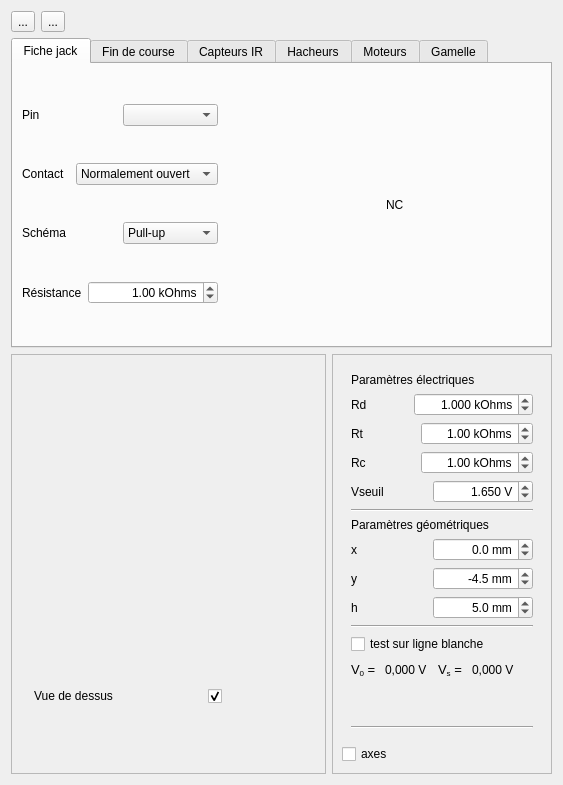
Old version of the form gamel.ui in the repository YGuinand/EspSimu.
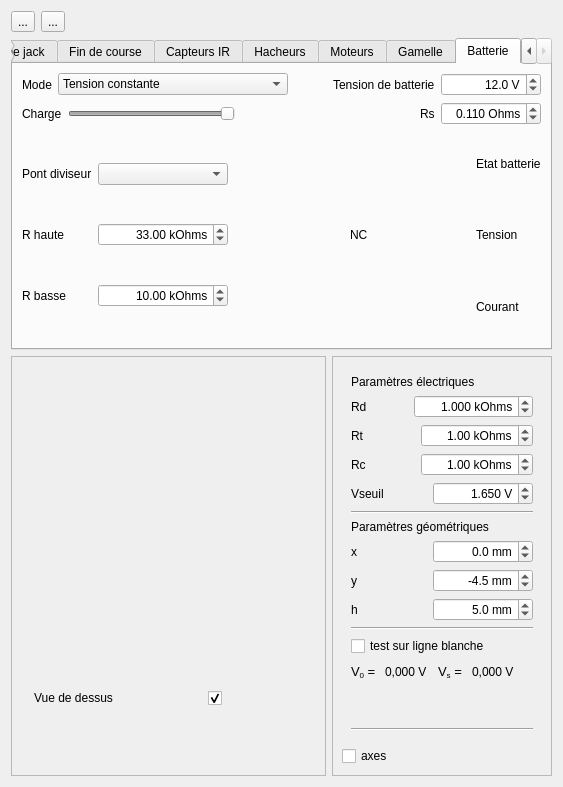
New version of the form. The open tabs and pages were chosen to show the change. Icons and pictures are not drawn.

Commit message: Batterie : mode batterie (SOC, poweroff popup), resistance serie, pont diviseur J2

What changed in the file:
```diff
--- a/gamel.ui
+++ b/gamel.ui
@@ -7,7 +7,7 @@
     <x>0</x>
     <y>0</y>
     <width>549</width>
-    <height>785</height>
+    <height>787</height>
    </rect>
   </property>
   <property name="sizePolicy">
@@ -1818,45 +1818,6 @@
            </item>
           </layout>
          </item>
-         <item>
-          <layout class="QHBoxLayout" name="horizontalLayout_33">
-           <item>
-            <widget class="QLabel" name="labelVbat">
-             <property name="text">
-              <string>Tension de batterie</string>
-             </property>
-            </widget>
-           </item>
-           <item>
-            <widget class="QDoubleSpinBox" name="doubleVbat">
-             <property name="minimumSize">
-              <size>
-               <width>100</width>
-               <height>0</height>
-              </size>
-             </property>
-             <property name="alignment">
-              <set>Qt::AlignmentFlag::AlignRight|Qt::AlignmentFlag::AlignTrailing|Qt::AlignmentFlag::AlignVCenter</set>
-             </property>
-             <property name="suffix">
-              <string> V</string>
-             </property>
-             <property name="decimals">
-              <number>1</number>
-             </property>
-             <property name="maximum">
-              <double>50.000000000000000</double>
-             </property>
-             <property name="singleStep">
-              <double>1.000000000000000</double>
-             </property>
-             <property name="value">
-              <double>12.000000000000000</double>
-             </property>
-            </widget>
-           </item>
-          </layout>
-         </item>
          <item>
           <layout class="QHBoxLayout" name="horizontalLayout_36">
            <item>
@@ -1939,6 +1900,380 @@
        </item>
       </layout>
      </widget>
+     <widget class="QWidget" name="tabBatterie">
+      <attribute name="title">
+       <string>Batterie</string>
+      </attribute>
+      <attribute name="toolTip">
+       <string>Modélisation de la batterie</string>
+      </attribute>
+      <layout class="QVBoxLayout" name="verticalLayoutBatterie">
+       <item>
+        <layout class="QHBoxLayout" name="horizontalLayoutModeBatterie">
+         <item>
+          <widget class="QLabel" name="labelMode">
+           <property name="text">
+            <string>Mode</string>
+           </property>
+          </widget>
+         </item>
+         <item>
+          <widget class="QComboBox" name="comboModeBatterie">
+           <property name="minimumSize">
+            <size>
+             <width>100</width>
+             <height>0</height>
+            </size>
+           </property>
+           <property name="toolTip">
+            <string>Modélisation de la batterie</string>
+           </property>
+           <item>
+            <property name="text">
+             <string>Tension constante</string>
+            </property>
+           </item>
+           <item>
+            <property name="text">
+             <string>Tension constante et résistance série</string>
+            </property>
+           </item>
+           <item>
+            <property name="text">
+             <string>Batterie</string>
+            </property>
+           </item>
+          </widget>
+         </item>
+         <item>
+          <spacer name="horizontalSpacer_12">
+           <property name="orientation">
+            <enum>Qt::Orientation::Horizontal</enum>
+           </property>
+           <property name="sizeHint" stdset="0">
+            <size>
+             <width>40</width>
+             <height>20</height>
+            </size>
+           </property>
+          </spacer>
+         </item>
+         <item>
+          <widget class="QLabel" name="labelVbat">
+           <property name="text">
+            <string>Tension de batterie</string>
+           </property>
+          </widget>
+         </item>
+         <item>
+          <widget class="QDoubleSpinBox" name="doubleVbat">
+           <property name="minimumSize">
+            <size>
+             <width>100</width>
+             <height>0</height>
+            </size>
+           </property>
+           <property name="alignment">
+            <set>Qt::AlignmentFlag::AlignRight|Qt::AlignmentFlag::AlignTrailing|Qt::AlignmentFlag::AlignVCenter</set>
+           </property>
+           <property name="suffix">
+            <string> V</string>
+           </property>
+           <property name="decimals">
+            <number>1</number>
+           </property>
+           <property name="maximum">
+            <double>50.000000000000000</double>
+           </property>
+           <property name="singleStep">
+            <double>1.000000000000000</double>
+           </property>
+           <property name="value">
+            <double>12.000000000000000</double>
+           </property>
+          </widget>
+         </item>
+        </layout>
+       </item>
+       <item>
+        <layout class="QHBoxLayout" name="horizontalLayout_33">
+         <item>
+          <widget class="QLabel" name="labelCharge">
+           <property name="text">
+            <string>Charge</string>
+           </property>
+          </widget>
+         </item>
+         <item>
+          <widget class="QSlider" name="sliderCharge">
+           <property name="enabled">
+            <bool>false</bool>
+           </property>
+           <property name="minimumSize">
+            <size>
+             <width>120</width>
+             <height>0</height>
+            </size>
+           </property>
+           <property name="maximum">
+            <number>100</number>
+           </property>
+           <property name="value">
+            <number>100</number>
+           </property>
+           <property name="orientation">
+            <enum>Qt::Orientation::Horizontal</enum>
+           </property>
+          </widget>
+         </item>
+         <item>
+          <widget class="QLabel" name="labelChargeVal">
+           <property name="text">
+            <string/>
+           </property>
+          </widget>
+         </item>
+         <item>
+          <spacer name="horizontalSpacer_10">
+           <property name="orientation">
+            <enum>Qt::Orientation::Horizontal</enum>
+           </property>
+           <property name="sizeHint" stdset="0">
+            <size>
+             <width>40</width>
+             <height>20</height>
+            </size>
+           </property>
+          </spacer>
+         </item>
+         <item>
+          <widget class="QLabel" name="labelRs">
+           <property name="text">
+            <string>Rs</string>
+           </property>
+          </widget>
+         </item>
+         <item>
+          <widget class="QDoubleSpinBox" name="doubleRs">
+           <property name="minimumSize">
+            <size>
+             <width>100</width>
+             <height>0</height>
+            </size>
+           </property>
+           <property name="toolTip">
+            <string>Résistance série de la batterie</string>
+           </property>
+           <property name="alignment">
+            <set>Qt::AlignmentFlag::AlignRight|Qt::AlignmentFlag::AlignTrailing|Qt::AlignmentFlag::AlignVCenter</set>
+           </property>
+           <property name="suffix">
+            <string> Ohms</string>
+           </property>
+           <property name="decimals">
+            <number>3</number>
+           </property>
+           <property name="maximum">
+            <double>1.000000000000000</double>
+           </property>
+           <property name="singleStep">
+            <double>0.010000000000000</double>
+           </property>
+           <property name="value">
+            <double>0.110000000000000</double>
+           </property>
+          </widget>
+         </item>
+        </layout>
+       </item>
+       <item>
+        <layout class="QHBoxLayout" name="horizontalLayoutSchemaPont">
+         <item>
+          <layout class="QGridLayout" name="gridLayout">
+           <item row="0" column="1">
+            <widget class="QComboBox" name="pontPin">
+             <property name="minimumSize">
+              <size>
+               <width>100</width>
+               <height>0</height>
+              </size>
+             </property>
+            </widget>
+           </item>
+           <item row="0" column="0">
+            <widget class="QLabel" name="labelPont">
+             <property name="text">
+              <string>Pont diviseur</string>
+             </property>
+            </widget>
+           </item>
+           <item row="2" column="1">
+            <widget class="QDoubleSpinBox" name="doublePontR2">
+             <property name="minimumSize">
+              <size>
+               <width>130</width>
+               <height>0</height>
+              </size>
+             </property>
+             <property name="alignment">
+              <set>Qt::AlignmentFlag::AlignRight|Qt::AlignmentFlag::AlignTrailing|Qt::AlignmentFlag::AlignVCenter</set>
+             </property>
+             <property name="suffix">
+              <string> kOhms</string>
+             </property>
+             <property name="decimals">
+              <number>2</number>
+             </property>
+             <property name="minimum">
+              <double>0.010000000000000</double>
+             </property>
+             <property name="maximum">
+              <double>1000.000000000000000</double>
+             </property>
+             <property name="value">
+              <double>10.000000000000000</double>
+             </property>
+            </widget>
+           </item>
+           <item row="2" column="0">
+            <widget class="QLabel" name="labelPontR2">
+             <property name="text">
+              <string>R basse</string>
+             </property>
+            </widget>
+           </item>
+           <item row="1" column="0">
+            <widget class="QLabel" name="labelPontR1">
+             <property name="text">
+              <string>R haute</string>
+             </property>
+            </widget>
+           </item>
+           <item row="1" column="1">
+            <widget class="QDoubleSpinBox" name="doublePontR1">
+             <property name="minimumSize">
+              <size>
+               <width>130</width>
+               <height>0</height>
+              </size>
+             </property>
+             <property name="alignment">
+              <set>Qt::AlignmentFlag::AlignRight|Qt::AlignmentFlag::AlignTrailing|Qt::AlignmentFlag::AlignVCenter</set>
+             </property>
+             <property name="suffix">
+              <string> kOhms</string>
+             </property>
+             <property name="decimals">
+              <number>2</number>
+             </property>
+             <property name="minimum">
+              <double>0.010000000000000</double>
+             </property>
+             <property name="maximum">
+              <double>1000.000000000000000</double>
+             </property>
+             <property name="value">
+              <double>33.000000000000000</double>
+             </property>
+            </widget>
+           </item>
+          </layout>
+         </item>
+         <item>
+          <spacer name="horizontalSpacerSchemaPont">
+           <property name="orientation">
+            <enum>Qt::Orientation::Horizontal</enum>
+           </property>
+           <property name="sizeType">
+            <enum>QSizePolicy::Policy::Expanding</enum>
+           </property>
+           <property name="sizeHint" stdset="0">
+            <size>
+             <width>40</width>
+             <height>20</height>
+            </size>
+           </property>
+          </spacer>
+         </item>
+         <item>
+          <widget class="QLabel" name="labelSchemaPont">
+           <property name="text">
+            <string/>
+           </property>
+           <property name="pixmap">
+            <pixmap resource="ressources.qrc">:/images/pont_diviseur.png</pixmap>
+           </property>
+          </widget>
+         </item>
+         <item>
+          <widget class="QLabel" name="labelSchemaPinPont">
+           <property name="text">
+            <string>NC</string>
+           </property>
+           <property name="alignment">
+            <set>Qt::AlignmentFlag::AlignLeading|Qt::AlignmentFlag::AlignLeft|Qt::AlignmentFlag::AlignVCenter</set>
+           </property>
+          </widget>
+         </item>
+         <item>
+          <spacer name="horizontalSpacer_11">
+           <property name="orientation">
+            <enum>Qt::Orientation::Horizontal</enum>
+           </property>
+           <property name="sizeType">
+            <enum>QSizePolicy::Policy::Expanding</enum>
+           </property>
+           <property name="sizeHint" stdset="0">
+            <size>
+             <width>40</width>
+             <height>20</height>
+            </size>
+           </property>
+          </spacer>
+         </item>
+         <item>
+          <layout class="QGridLayout" name="gridLayout_2">
+           <item row="1" column="1">
+            <widget class="QLabel" name="labelVPile">
+             <property name="text">
+              <string/>
+             </property>
+            </widget>
+           </item>
+           <item row="2" column="0">
+            <widget class="QLabel" name="labelCourant">
+             <property name="text">
+              <string>Courant</string>
+             </property>
+            </widget>
+           </item>
+           <item row="2" column="1">
+            <widget class="QLabel" name="labelIPile">
+             <property name="text">
+              <string/>
+             </property>
+            </widget>
+           </item>
+           <item row="1" column="0">
+            <widget class="QLabel" name="labelTension">
+             <property name="text">
+              <string>Tension</string>
+             </property>
+            </widget>
+           </item>
+           <item row="0" column="0" colspan="2">
+            <widget class="QLabel" name="label_16">
+             <property name="text">
+              <string>Etat batterie</string>
+             </property>
+            </widget>
+           </item>
+          </layout>
+         </item>
+        </layout>
+       </item>
+      </layout>
+     </widget>
     </widget>
    </item>
    <item>
```
Left out of the diff: 2 changed lines with no effect on the pictures. The commit also changes 13 other files.
